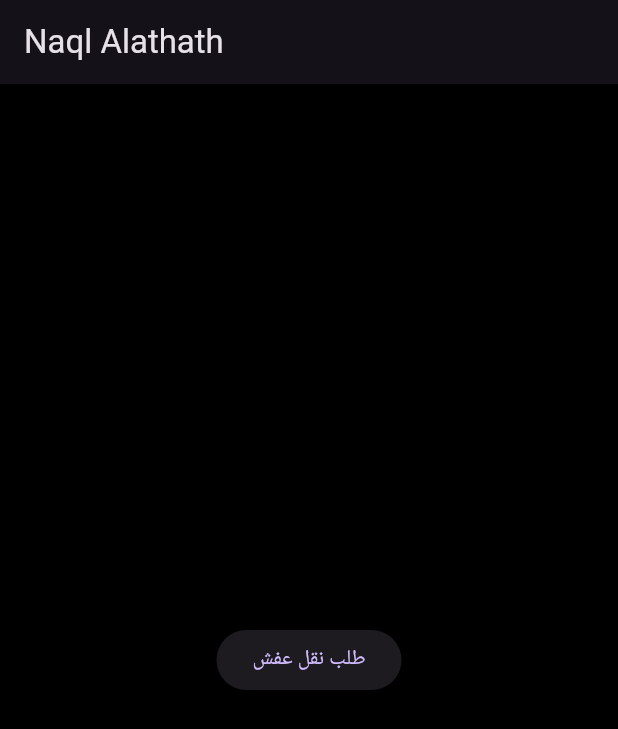
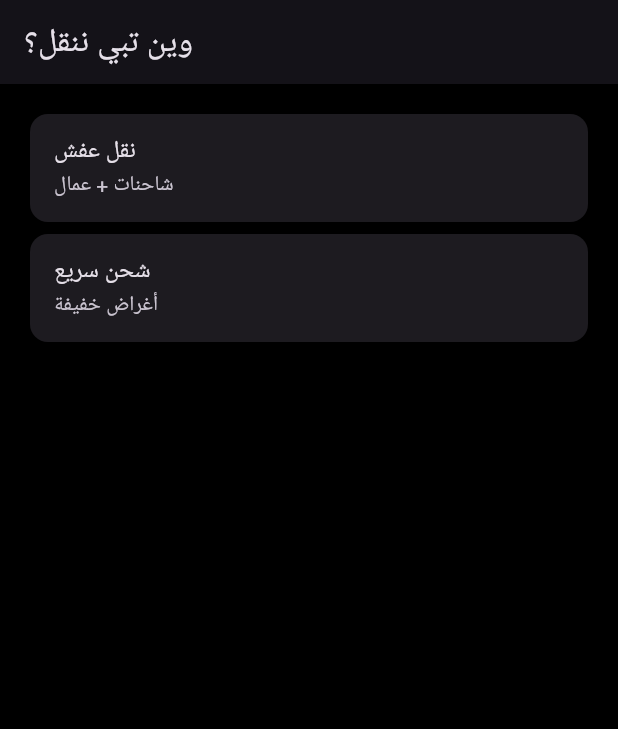
Before and after one commit to moa19438-code/Naql-alathath, a Flutter app: the HomeScreen screen opened directly, on a phone screen of 412 x 824 dp. Shown: the top 729 px of the screen. Run offline on Flutter 3.47's test engine with Material 3 defaults, Android fonts, the phone set to English and light mode, and no system bars; our stand-ins replace google_maps_flutter, location.

Commit message:
Update home_screen.dart

```diff
--- a/customer_app/lib/screens/home_screen.dart
+++ b/customer_app/lib/screens/home_screen.dart
@@ -7,17 +7,31 @@ class HomeScreen extends StatelessWidget {
   @override
   Widget build(BuildContext context) {
     return Scaffold(
-      appBar: AppBar(title: const Text('Naql Alathath')),
-      body: Center(
-        child: ElevatedButton(
-          child: const Text('طلب نقل عفش'),
-          onPressed: () {
-            Navigator.push(
-              context,
-              MaterialPageRoute(builder: (_) => const CreateOrderScreen()),
-            );
-          },
-        ),
+      appBar: AppBar(title: const Text('وين تبي ننقل؟')),
+      body: ListView(
+        padding: const EdgeInsets.all(16),
+        children: [
+          Card(
+            child: ListTile(
+              title: const Text('نقل عفش'),
+              subtitle: const Text('شاحنات + عمال'),
+              onTap: () {
+                Navigator.push(
+                  context,
+                  MaterialPageRoute(
+                    builder: (_) => const CreateOrderScreen(),
+                  ),
+                );
+              },
+            ),
+          ),
+          Card(
+            child: ListTile(
+              title: const Text('شحن سريع'),
+              subtitle: const Text('أغراض خفيفة'),
+            ),
+          ),
+        ],
       ),
     );
   }
```
